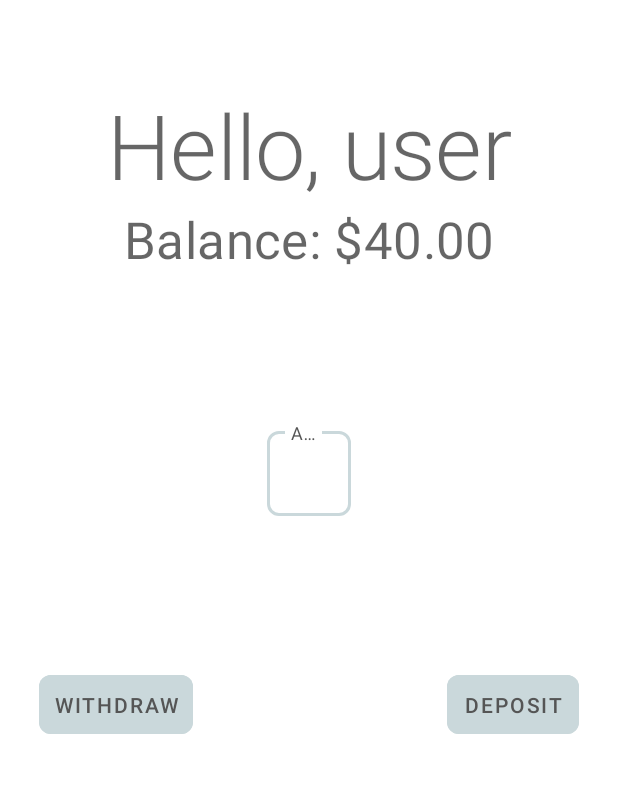
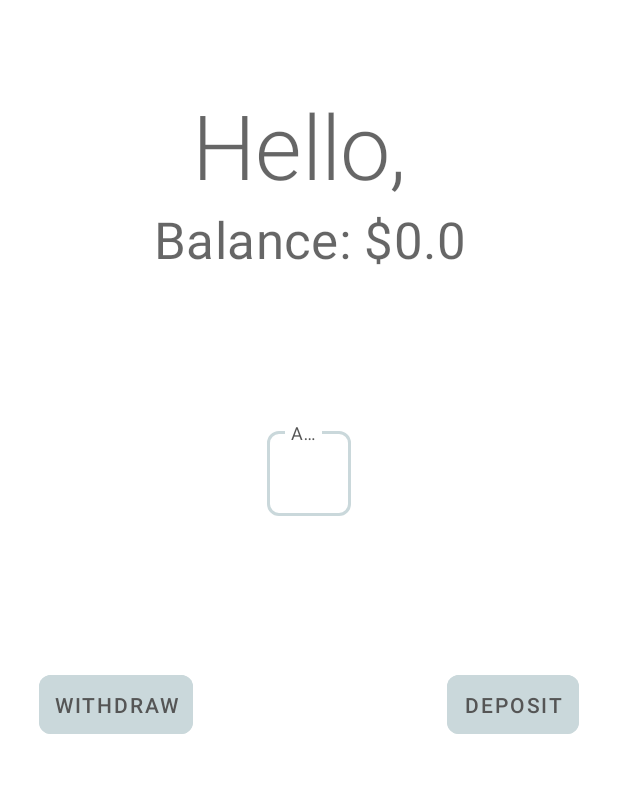
Before and after one commit to brapana/Bank, an Android app: the LoggedInActivity screen opened directly, with no data from a screen before it, on a phone screen of 412 x 824 dp, the part 90-883 px from its top. Run offline under Robolectric (Android 15) with nearby library versions, the phone set to English and light mode, and no system bars.

Commit message:
LoggedInActivity now can find username and balance from ShardedPref (and display it)

```diff
--- a/app/src/main/java/com/group2/bank/LoggedInActivity.java
+++ b/app/src/main/java/com/group2/bank/LoggedInActivity.java
@@ -3,12 +3,16 @@ package com.group2.bank;
 import androidx.appcompat.app.AppCompatActivity;
 
 import android.content.Intent;
+import android.content.SharedPreferences;
 import android.os.Bundle;
 import android.text.InputFilter;
 import android.text.Spanned;
 import android.widget.ImageButton;
+import android.widget.TextView;
 
 import com.google.android.material.textfield.TextInputEditText;
+
+import org.w3c.dom.Text;
 
 import java.util.regex.Matcher;
 import java.util.regex.Pattern;
@@ -19,6 +23,16 @@ public class LoggedInActivity extends AppCompatActivity {
     protected void onCreate(Bundle savedInstanceState) {
         super.onCreate(savedInstanceState);
         setContentView(R.layout.activity_logged_in);
+
+        SharedPreferences sharedPref = getSharedPreferences(getString(R.string.pref_session_info), MODE_PRIVATE);
+        String username = "Hello, "+sharedPref.getString(DatabaseHelper.USERNAME_COL,"");
+        TextView user = findViewById(R.id.title);
+        user.setText(username);
+
+        TextView balance = findViewById(R.id.balance);
+        float money = sharedPref.getFloat(DatabaseHelper.BALANCE_COL, 0);
+        String money_bal = "Balance: $"+money;
+        balance.setText(money_bal);
 
         final ImageButton logout = findViewById(R.id.logout);
         logout.setOnClickListener(v -> startActivity(new Intent(LoggedInActivity.this, MainActivity.class)));
@@ -48,4 +62,8 @@ public class LoggedInActivity extends AppCompatActivity {
             return null;
         }
     }
+
+    public void UpdateBalance(){
+
+    }
 }
--- a/app/src/main/res/layout/activity_logged_in.xml
+++ b/app/src/main/res/layout/activity_logged_in.xml
@@ -31,7 +31,6 @@
             android:layout_width="wrap_content"
             android:layout_height="wrap_content"
             android:layout_below="@id/spacer0"
-            android:text="Hello, user"
             android:layout_alignParentStart="true"
             android:layout_alignParentEnd="true"
             android:gravity="center_horizontal"
@@ -42,7 +41,6 @@
             android:layout_width="wrap_content"
             android:layout_height="wrap_content"
             android:layout_below="@id/title"
-            android:text="Balance: $40.00"
             android:layout_alignParentStart="true"
             android:layout_alignParentEnd="true"
             android:gravity="center_horizontal"
```
